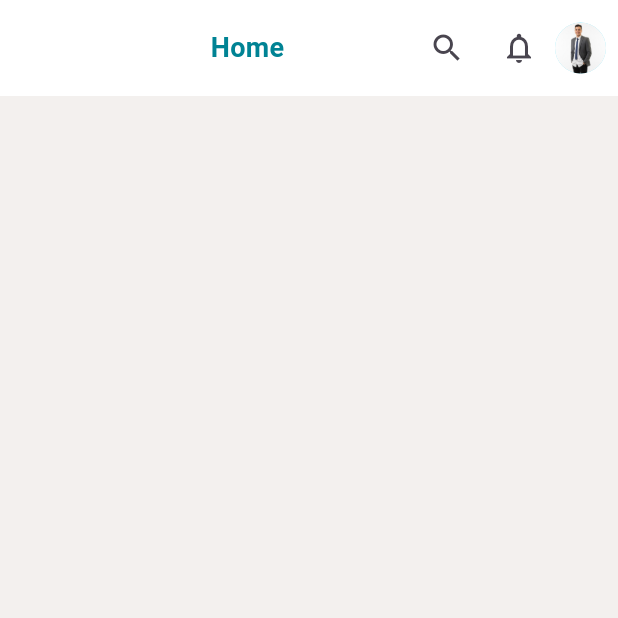
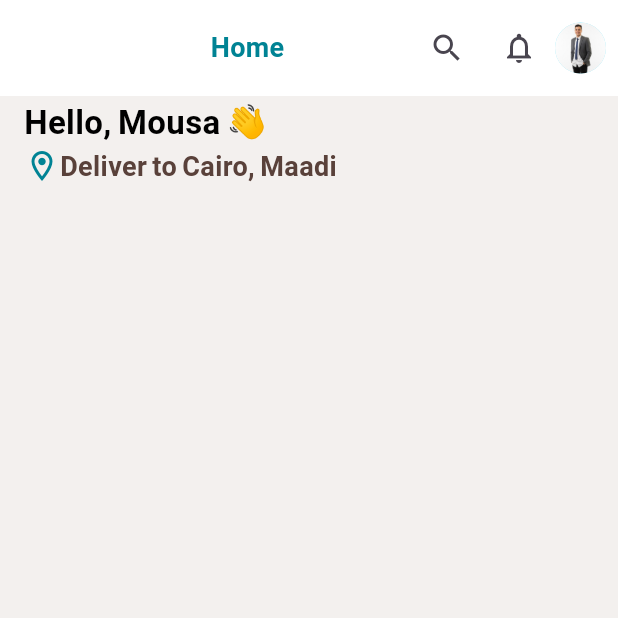
Before and after one commit to Ahmed-Mousa566/Indigo-e-commerce, a Flutter app: the HomeViewBody screen opened directly, on a phone screen of 412 x 824 dp, the top half of it. Run offline on Flutter 3.47's test engine with Material 3 defaults, Android fonts, the phone set to English and light mode, and no system bars; our stand-ins replace go_router, google_fonts; Roboto replaces fonts that are missing (Montserrat).

Commit message:
create home header

```diff
--- /dev/null
+++ b/lib/feature/home/presentation/views/widgets/home_header.dart
@@ -0,0 +1,37 @@
+import 'package:e_commerce/core/utils/constant.dart';
+import 'package:e_commerce/core/utils/widgets/custm_text.dart';
+import 'package:flutter/material.dart';
+
+class HomeHeader extends StatelessWidget {
+  const HomeHeader({super.key});
+
+  @override
+  Widget build(BuildContext context) {
+    return Padding(
+      padding: const EdgeInsets.only(left: 16.0),
+      child: Column(
+        crossAxisAlignment: CrossAxisAlignment.start,
+        children: [
+          CustomText(
+            text: "Hello, Mousa 👋",
+            size: 22,
+            fontWeight: FontWeight.bold,
+            color: Colors.black,
+          ),
+
+          Row(
+            children: [
+              Icon(Icons.location_on_outlined, color: Constant.kPrimaryColor),
+              CustomText(
+                text: "Deliver to Cairo, Maadi",
+                size: 18,
+                fontWeight: FontWeight.bold,
+                color: Constant.kSubTittle,
+              ),
+            ],
+          ),
+        ],
+      ),
+    );
+  }
+}
--- a/lib/feature/home/presentation/views/widgets/home_view_body.dart
+++ b/lib/feature/home/presentation/views/widgets/home_view_body.dart
@@ -1,4 +1,5 @@
 import 'package:e_commerce/feature/home/presentation/views/widgets/custom_home_appbar.dart';
+import 'package:e_commerce/feature/home/presentation/views/widgets/home_header.dart';
 import 'package:flutter/material.dart';
 
 class HomeViewBody extends StatelessWidget {
@@ -7,7 +8,13 @@ class HomeViewBody extends StatelessWidget {
   @override
   Widget build(BuildContext context) {
     return const Scaffold(
-      body: Column(children: [CustomHomeAppbar(title: "Home")]),
+      body: Column(
+        crossAxisAlignment: CrossAxisAlignment.start,
+        children: [
+          CustomHomeAppbar(title: "Home"),
+          HomeHeader(),
+        ],
+      ),
     );
   }
 }
```
